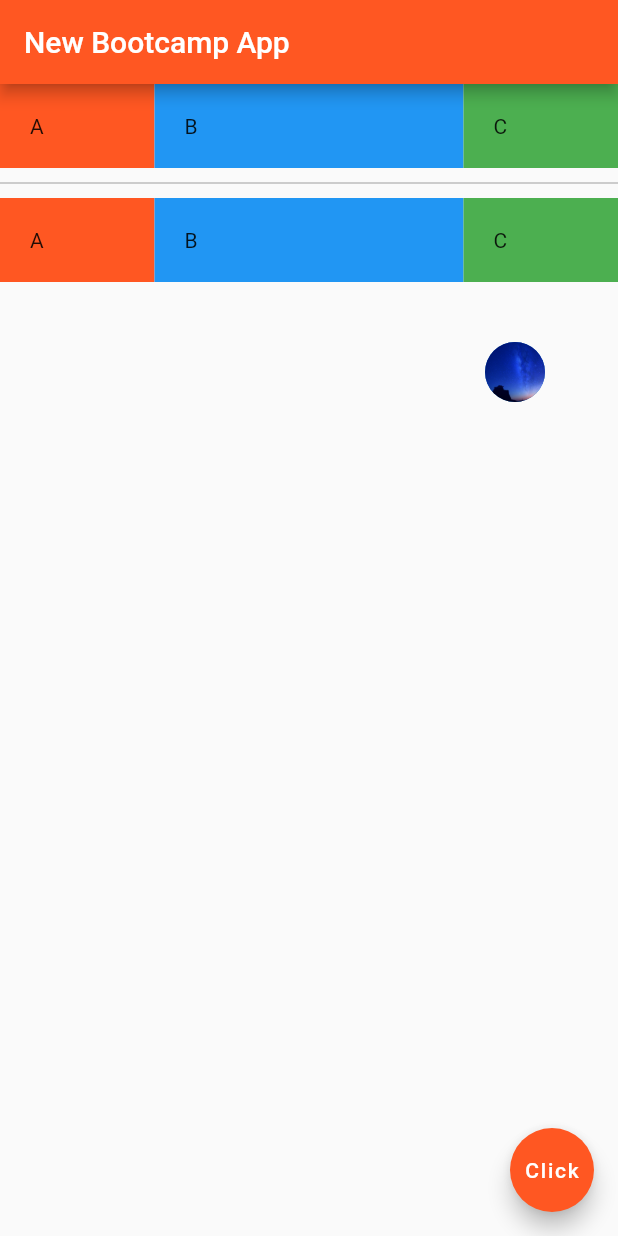
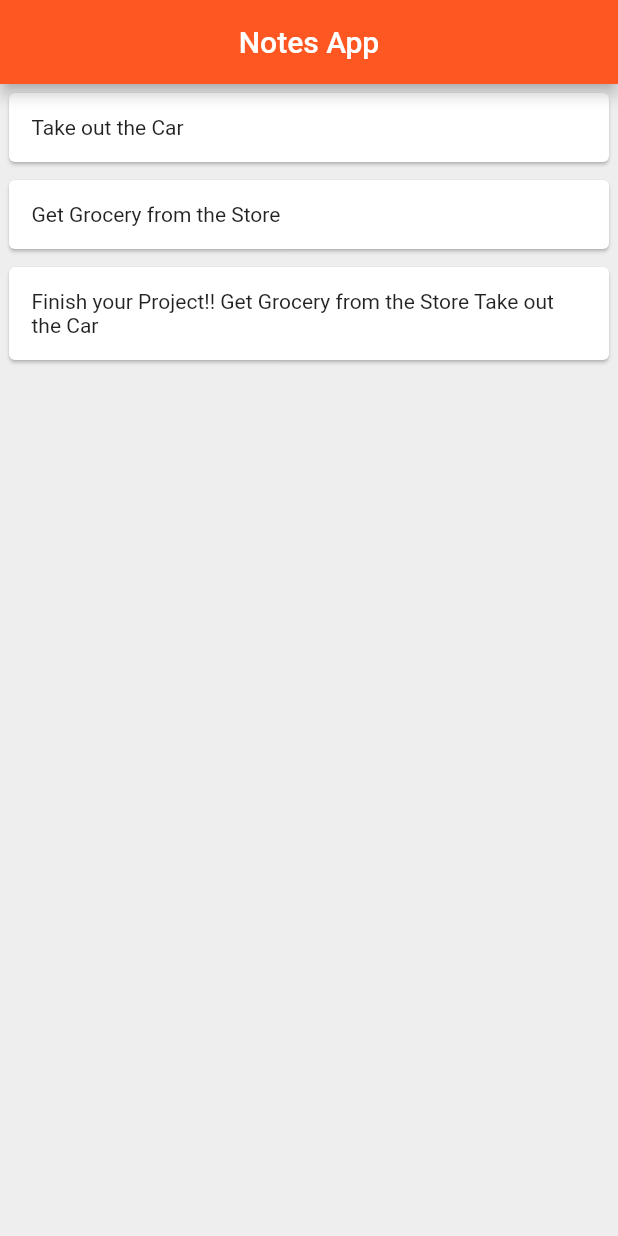
Before and after one commit to gokuldh/flutter_bootcamp, a Flutter app: the screen it shows after launch, on a phone screen of 412 x 824 dp. Run offline on Flutter 3.47's test engine with Material 2 defaults, Android fonts, the phone set to English and light mode, and no system bars.

Commit message:
Day 5 - Part 1

```diff
--- a/lib/main.dart
+++ b/lib/main.dart
@@ -1,154 +1,53 @@
 import 'package:flutter/material.dart';
 import 'strings.dart';
 
-void main () =>runApp(FlutterBootcamp());
+void main () =>runApp(MaterialApp(
+  home: FlutterBootcamp()
+));
 
-class FlutterBootcamp extends StatelessWidget{
+class FlutterBootcamp extends StatefulWidget{
+  @override
+  _FlutterBootcamp createState() => _FlutterBootcamp();
+}
 
-  Widget build(BuildContext context){
+class _FlutterBootcamp extends State<FlutterBootcamp>{
 
-    return MaterialApp(
-      title: Strings.apptitle,
-      home: Scaffold(
-        appBar: AppBar(
-          title: Text(Strings.bartitle),
-          backgroundColor: Colors.deepOrange,
-        ),
-      body: Column(
-        children: [
-          Row(
-              children: <Widget>[
-                Expanded(
-                  flex: 1,
-                  child: Container(
-                    padding: EdgeInsets.all(20),
-                    color: Colors.deepOrange,
-                    child: Text("A"),
-                  ),
-                ),
-                Expanded(
-                  flex: 2,
-                  child: Container(
-                    padding: EdgeInsets.all(20),
-                    color: Colors.blue,
-                    child: Text("B"),
-                  ),
-                ),
-                Expanded(
-                  flex: 1,
-                  child: Container(
-                    padding: EdgeInsets.all(20),
-                    color: Colors.green,
-                    child: Text("C"),
-                  ),
-                ),
-              ],
-            ),
+  List<String> notes = [
+    "Take out the Car",
+    "Get Grocery from the Store",
+    "Finish your Project!! Get Grocery from the Store Take out the Car"
+  ];
 
-          Divider(
-            color: Colors.grey,
-            height: 20,
-          ),
-
-            Row(
-            children: <Widget>[
-              Expanded(
-                flex: 1,
-                child: Container(
-                  padding: EdgeInsets.all(20),
-                  color: Colors.deepOrange,
-                  child: Text("A"),
-                ),
-              ),
-              Expanded(
-                flex: 2,
-                child: Container(
-                  padding: EdgeInsets.all(20),
-                  color: Colors.blue,
-                  child: Text("B"),
-                ),
-              ),
-              Expanded(
-                flex: 1,
-                child: Container(
-                  padding: EdgeInsets.all(20),
-                  color: Colors.green,
-                  child: Text("C"),
-                ),
-              ),
-            ],
-          ),
-          SizedBox(
-            height: 40,
-          ),
-          Row(
-            children: <Widget>[
-              Expanded(
-                flex: 1,
-                  child: Container(
-                  padding: EdgeInsets.all(20),
-
-
-              )),
-
-              Expanded(
-                flex: 1,
-                  child: Container(
-                padding: EdgeInsets.all(20),
-
-              )),
-              Expanded(
-                flex: 1,
-                child: Center(
-                  child: CircleAvatar(
-                    backgroundImage: AssetImage('assets/star.jpg'),
-                    radius: 20,
-                  ),
-                ),
-              ),
-            ],
-          ),
-        ],
-
-      ),
-
-
-        /*
-      Column(
-          mainAxisAlignment: MainAxisAlignment.end,
-          crossAxisAlignment: CrossAxisAlignment.end,
-          children: <Widget>[
-          Container(
-            color: Colors.grey[200] ,
-            child: Text("Skillto Test"),
-            padding: EdgeInsets.fromLTRB(30, 10, 30, 10),
-            ),
-            Text("Hey Skillto"),
-
-            Row(
-              mainAxisAlignment: MainAxisAlignment.end,
-              crossAxisAlignment: CrossAxisAlignment.end,
-              children: [
-                FlatButton(
-                  onPressed: (){} ,
-                  color: Colors.deepOrange,
-                  child: Text("Click Me"),
-                ),
-                Text("Hey Skillto"),
-              ],
+  Widget cardTemplate(note) {
+    return Card(
+      margin: EdgeInsets.all(6),
+      child: Padding(
+        padding: EdgeInsets.all(15),
+        child: Column(
+          crossAxisAlignment: CrossAxisAlignment.stretch,
+          children: [
+            Text(
+              note
             ),
           ],
-        ),
-
-        */
-        floatingActionButton: FloatingActionButton(
-          child: Text("Click"),
-          backgroundColor: Colors.deepOrange,
-          onPressed: () {
-            print("Thank you for clicking Me!");
-          },
         ),
       ),
     );
   }
+
+  @override
+  Widget build(BuildContext context) {
+    return Scaffold(
+      backgroundColor: Colors.grey[200],
+      appBar: AppBar(
+        title: Text("Notes App"),
+        centerTitle: true,
+        backgroundColor: Colors.deepOrange,
+      ),
+      body: Column(
+
+        children: notes.map((note) => cardTemplate(note)).toList(),
+      ),
+    );
+  }
 }
```
